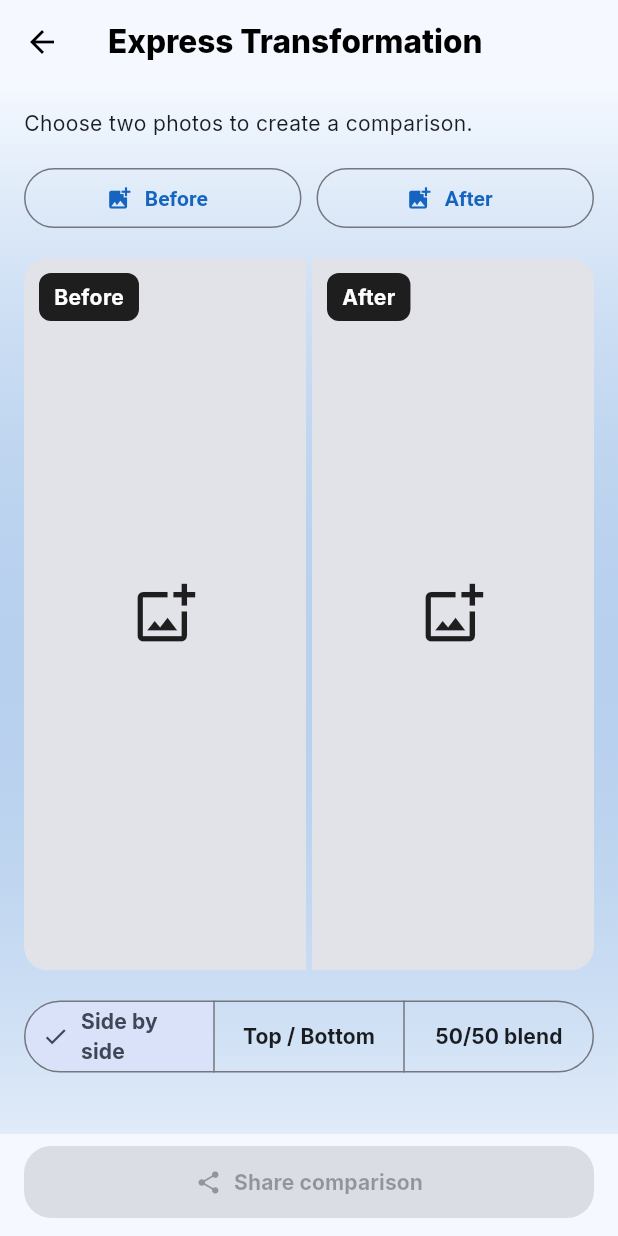
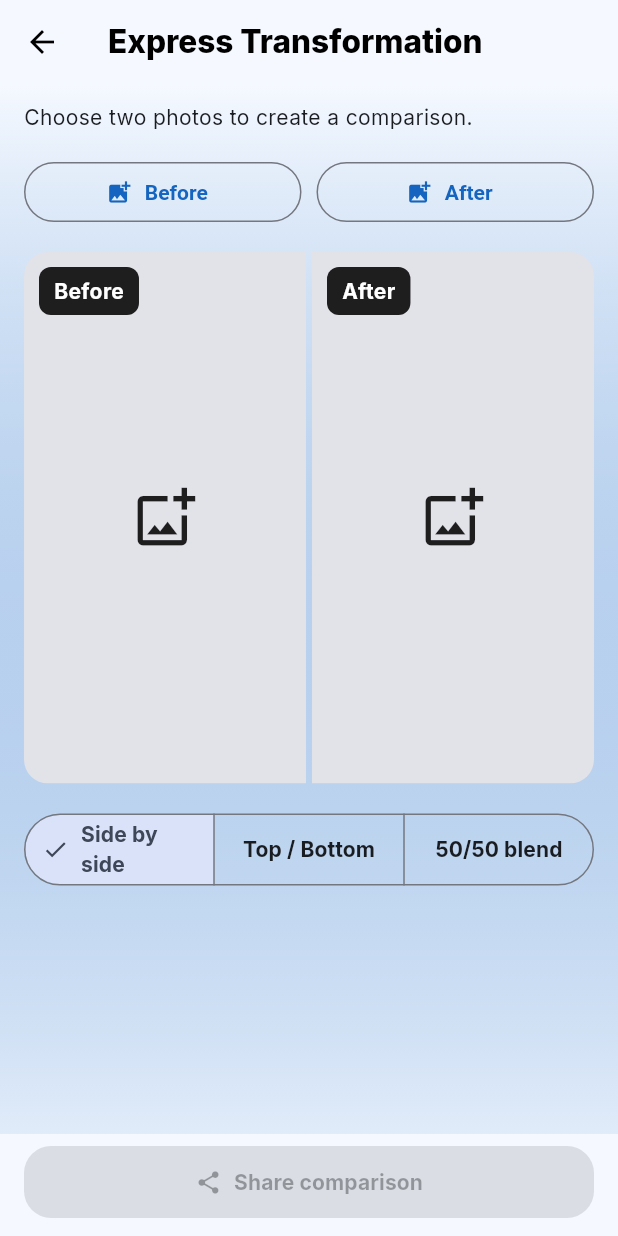
Before and after one commit to jaymonni/Avant-Apres, a Flutter app: the ExpressScreen screen opened directly, on a phone screen of 412 x 824 dp. Run offline on Flutter 3.47's test engine with Material 3 defaults, Android fonts, the light colour scheme and no system bars; our stand-ins replace google_fonts, google_mobile_ads, image_picker, in_app_review, share_plus, shared_preferences; missing offline and left inert: crop_your_image; accounts and stored records are empty.

Commit message:
Make Express preview responsive to phone height and keep adjustment controls scrollable

```diff
--- a/lib/screens/express_screen.dart
+++ b/lib/screens/express_screen.dart
@@ -386,7 +386,8 @@ class _ExpressScreenState extends State<ExpressScreen> {
           ),
         ),
         child: ListView(
-        padding: const EdgeInsets.all(16),
+        padding: const EdgeInsets.fromLTRB(16, 12, 16, 32),
+        keyboardDismissBehavior: ScrollViewKeyboardDismissBehavior.onDrag,
         children: [
           Text(_tr('Choisissez deux photos pour créer une comparaison.',
               'Choose two photos to create a comparison.',
@@ -410,8 +411,8 @@ class _ExpressScreenState extends State<ExpressScreen> {
           Stack(children: [
             RepaintBoundary(
               key: _captureKey,
-              child: AspectRatio(
-                aspectRatio: 4 / 5,
+              child: SizedBox(
+                height: (MediaQuery.sizeOf(context).height * 0.43).clamp(260.0, 440.0),
                 child: ClipRRect(
                   borderRadius: BorderRadius.circular(16),
                   child: _comparison(),
```
